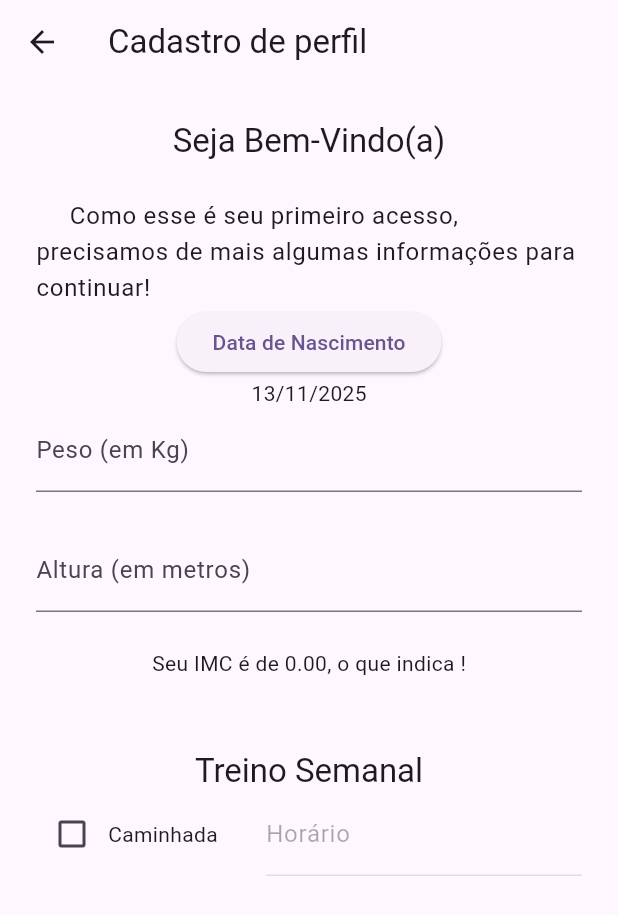
After one commit to pedrokGs/vitahealth, a Flutter app: the ProfileScreen screen opened by its route, on a phone screen of 412 x 824 dp. The commit adds this screen. Shown: the top 915 px of the screen. Run offline on Flutter 3.47's test engine with Material 3 defaults, Android fonts, the phone set to English and light mode, and no system bars; our stand-ins replace flutter_riverpod, shared_preferences; accounts and stored records are empty; statements that could not run were skipped.

Commit message:
vita_health

```diff
--- /dev/null
+++ b/lib/features/profile/views/profile_screen.dart
@@ -0,0 +1,213 @@
+import 'package:flutter/material.dart';
+import 'package:flutter_riverpod/flutter_riverpod.dart';
+
+class ProfileScreen extends ConsumerStatefulWidget {
+  const ProfileScreen({super.key});
+
+  @override
+  ConsumerState createState() => _ProfileScreenState();
+}
+
+class _ProfileScreenState extends ConsumerState<ProfileScreen> {
+  final _formKey = GlobalKey<FormState>();
+  final pesoController = TextEditingController();
+  final alturaController = TextEditingController();
+  DateTime dataNascimento = DateTime.now();
+  double imcFinal = 0;
+  String faixaImc = '';
+
+  bool isCaminhadaEnabled = false;
+  String horaCaminhada = "";
+  final horaCaminhadaController = TextEditingController();
+  final Map<String, bool> caminhadaDays = {
+    "Dom": false,
+    "Seg": false,
+    "Ter": false,
+    "Qua": false,
+    "Qui": false,
+    "Sex": false,
+    "Sab": false,
+  };
+
+  bool isCorridaEnabled = false;
+  String horaCorrida = "";
+  final horaCorridaController = TextEditingController();
+  final Map<String, bool> corridaDays = {
+    "Dom": false,
+    "Seg": false,
+    "Ter": false,
+    "Qua": false,
+    "Qui": false,
+    "Sex": false,
+    "Sab": false,
+  };
+
+  bool isPularCordaEnabled = false;
+  String horaPularCorda = "";
+  final horaPularCordaController = TextEditingController();
+  final Map<String, bool> pularCordaDays = {
+    "Dom": false,
+    "Seg": false,
+    "Ter": false,
+    "Qua": false,
+    "Qui": false,
+    "Sex": false,
+    "Sab": false,
+  };
+
+  void calculateIMC() {
+    final peso = double.parse(pesoController.text.trim());
+    final altura = double.parse(alturaController.text.trim());
+
+    imcFinal = peso / (altura * altura);
+
+    if (imcFinal < 18.5) {
+      faixaImc = "MAGREZA";
+    } else if (imcFinal < 24.9) {
+      faixaImc = "NORMAL";
+    } else if (imcFinal < 29.9) {
+      faixaImc = "SOBREPESO";
+    } else if (imcFinal < 39.9) {
+      faixaImc = "OBESIDADE";
+    }
+    if (imcFinal > 40.0) {
+      faixaImc = "OBESIDADE GRAVE";
+    }
+  }
+
+  @override
+  Widget build(BuildContext context) {
+    return Scaffold(
+      appBar: AppBar(title: Text("Cadastro de perfil")),
+
+      body: Padding(
+        padding: EdgeInsets.all(24.0),
+        child: Center(
+          child: Column(
+            children: [
+              Text(
+                'Seja Bem-Vindo(a)',
+                style: Theme.of(context).textTheme.titleLarge,
+              ),
+              const SizedBox(height: 24),
+              Text(
+                "     Como esse é seu primeiro acesso, precisamos de mais algumas informações para continuar!",
+                style: Theme.of(context).textTheme.bodyLarge,
+              ),
+              Form(
+                key: _formKey,
+                child: Column(
+                  children: [
+                    ElevatedButton(
+                      onPressed: () async {
+                        dataNascimento = (await showDatePicker(
+                          context: context,
+                          firstDate: DateTime(1900),
+                          lastDate: DateTime.now(),
+                        ))!;
+                        setState(() {});
+                      },
+                      child: Text('Data de Nascimento'),
+                    ),
+                    Text(
+                      '${dataNascimento.day}/${dataNascimento.month}/${dataNascimento.year}',
+                    ),
+
+                    TextFormField(
+                      controller: pesoController,
+                      decoration: InputDecoration(labelText: "Peso (em Kg)"),
+                      onChanged: (value) {
+                        setState(() {
+                          calculateIMC();
+                        });
+                      },
+                      keyboardType: TextInputType.number,
+                      validator: (value) {
+                        if (value!.isEmpty) {
+                          return "O campo não pode ser vazio";
+                        }
+                        return null;
+                      },
+                    ),
+                    const SizedBox(height: 24),
+                    TextFormField(
+                      controller: alturaController,
+                      decoration: InputDecoration(
+                        labelText: "Altura (em metros)",
+                      ),
+                      keyboardType: TextInputType.number,
+                      onChanged: (value) {
+                        setState(() {
+                          calculateIMC();
+                        });
+                      },
+                      validator: (value) {
+                        if (value!.isEmpty) {
+                          return "O campo não pode ser vazio";
+                        }
+                        return null;
+                      },
+                    ),
+                  ],
+                ),
+              ),
+              const SizedBox(height: 24),
+              Text(
+                'Seu IMC é de ${imcFinal.toStringAsFixed(2)}, o que indica $faixaImc!',
+              ),
+
+              const SizedBox(height: 48),
+              Text(
+                'Treino Semanal',
+                style: Theme.of(context).textTheme.titleLarge,
+              ),
+
+              Row(
+                children: [
+                  Checkbox(
+                    value: isCaminhadaEnabled,
+                    onChanged: (value) {
+                      setState(() {
+                        isCaminhadaEnabled = value!;
+                      });
+                    },
+                  ),
+                  Text('Caminhada'),
+                  const SizedBox(width: 32),
+
+                  Expanded(
+                    child: TextField(
+                      onTap: () async {
+                        final data = await showTimePicker(
+                          context: context,
+                          initialTime: TimeOfDay(hour: 12, minute: 00),
+                        );
+                        horaCaminhadaController.text = data!.format(context);
+                      },
+                      controller: horaCaminhadaController,
+                      enabled: isCaminhadaEnabled,
+                      decoration: InputDecoration(labelText: "Horário"),
+                    ),
+                  ),
+                ],
+              ),
+              Row(
+                children: [
+                  Builder(builder: (context) {
+                    for(var day in caminhadaDays){
+                      return Column(
+                        children: [
+                          Checkbox(value: value, onChanged: onChanged)
+                        ],
+                      );
+                    },;
+                  },)
+                ],
+              )
+            ],
+          ),
+        ),
+      ),
+    );
+  }
+}
--- a/lib/main.dart
+++ b/lib/main.dart
@@ -2,9 +2,12 @@ import 'package:flutter/material.dart';
 import 'package:flutter_riverpod/flutter_riverpod.dart';
 import 'package:shared_preferences/shared_preferences.dart';
 import 'package:vita_health/di/shared_providers.dart';
+import 'package:vita_health/features/home/views/home_screen.dart';
 import 'package:vita_health/features/login/views/login_screen.dart';
 import 'package:vita_health/features/register/views/register_screen.dart';
 import 'package:vita_health/features/splash_screen/views/splash_screen.dart';
+
+import 'features/profile/views/profile_screen.dart';
 
 void main() async {
   WidgetsFlutterBinding.ensureInitialized();
@@ -32,6 +35,8 @@ class MyApp extends StatelessWidget {
         "/splash": (context) => SplashScreen(),
         "/register": (context) => RegisterScreen(),
         "/login": (context) => LoginScreen(),
+        "/profile": (context) => ProfileScreen(),
+        "/home": (context) => HomeScreen()
       },
     );
   }
```
Also changed, not shown: lib/features/home/views/home_screen.dart (added, +11 -0 lines), lib/features/login/views/login_screen.dart (+12 -1 lines), lib/di/shared_providers.dart (line endings or trailing spaces).
